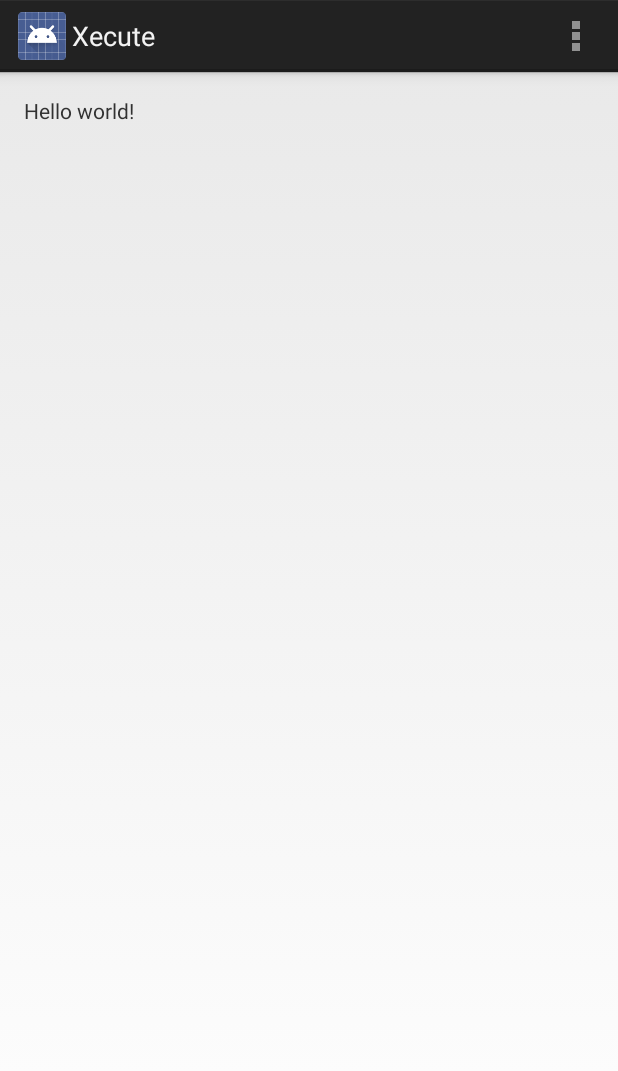
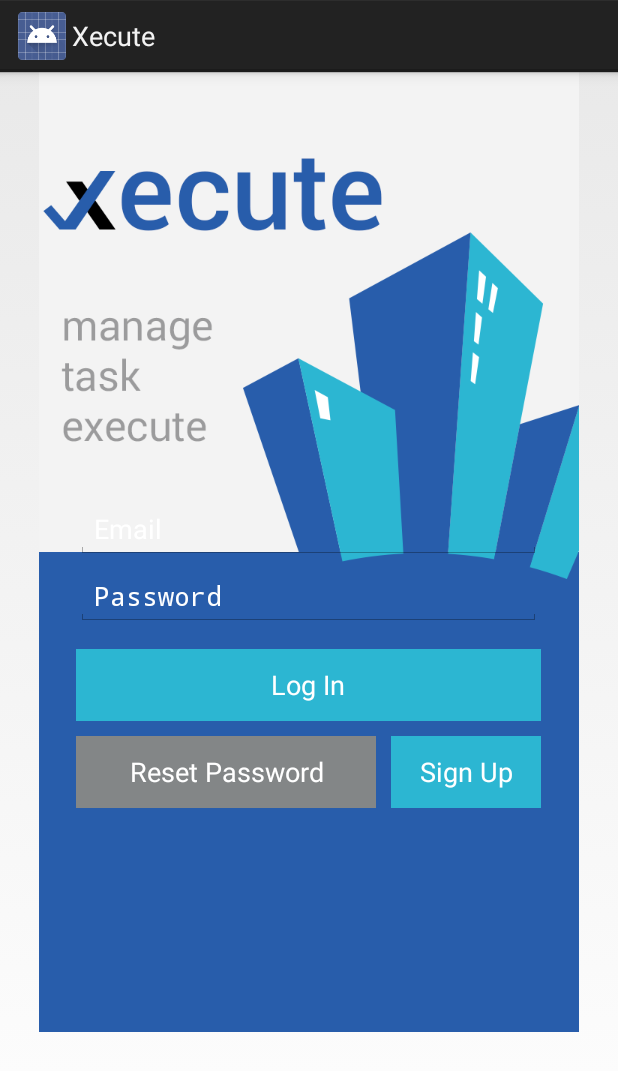
Before and after one commit to adburke/ADP2, an Android app: the screen it shows after launch (LoginActivity), on a phone screen of 412 x 824 dp. Shown: the top 1071 px of the screen. Run offline under Robolectric (Android 15) with nearby library versions, the phone set to English and light mode, and no system bars.

Commit message:
Work on login ui and fragments

```diff
--- a/xecute/app/build.gradle
+++ b/xecute/app/build.gradle
@@ -19,4 +19,5 @@ android {
 }
 
 dependencies {
+    compile "com.android.support:support-v4:18.0.+"
 }
--- a/xecute/app/src/main/AndroidManifest.xml
+++ b/xecute/app/src/main/AndroidManifest.xml
@@ -9,7 +9,9 @@
         android:theme="@style/AppTheme" >
         <activity
             android:name="com.xecute.app.LoginActivity"
-            android:label="@string/app_name" >
+            android:label="@string/app_name"
+            android:configChanges="orientation|keyboardHidden|keyboard|screenSize|locale"
+            android:screenOrientation="portrait">
             <intent-filter>
                 <action android:name="android.intent.action.MAIN" />
 
--- a/xecute/app/src/main/java/com/xecute/app/LoginActivity.java
+++ b/xecute/app/src/main/java/com/xecute/app/LoginActivity.java
@@ -1,65 +1,53 @@
 package com.xecute.app;
 
-import android.app.Activity;
-import android.app.ActionBar;
-import android.app.Fragment;
 import android.os.Bundle;
-import android.view.LayoutInflater;
-import android.view.Menu;
-import android.view.MenuItem;
+import android.support.v4.app.FragmentActivity;
+import android.util.Log;
 import android.view.View;
-import android.view.ViewGroup;
-import android.os.Build;
 
-public class LoginActivity extends Activity {
+
+public class LoginActivity extends FragmentActivity implements LoginFragment.LoginFragmentListener {
+    final private String LOGIN = "LOGIN ACTIVITY";
+
 
     @Override
     protected void onCreate(Bundle savedInstanceState) {
         super.onCreate(savedInstanceState);
         setContentView(R.layout.activity_login);
 
-        if (savedInstanceState == null) {
-            getFragmentManager().beginTransaction()
-                    .add(R.id.container, new PlaceholderFragment())
-                    .commit();
-        }
+
+
+        LoginFragment loginFragment = new LoginFragment();
+
+        getSupportFragmentManager().beginTransaction()
+                .add(R.id.fragment_container, loginFragment).commit();
     }
 
 
     @Override
-    public boolean onCreateOptionsMenu(Menu menu) {
+    public void onButtonSelected(View v) {
+        switch (v.getId()) {
+            case R.id.loginBtn:
+                Log.i(LOGIN, "Login Btn pressed!");
+                break;
+            case R.id.signupBtn:
+                Log.i(LOGIN, "SignUp Btn pressed!");
 
-        // Inflate the menu; this adds items to the action bar if it is present.
-        getMenuInflater().inflate(R.menu.login, menu);
-        return true;
-    }
+                SignupFragment signupFragment = new SignupFragment();
+                getSupportFragmentManager().beginTransaction()
+                        .replace(R.id.fragment_container, signupFragment)
+                        .addToBackStack(null).commit();
 
-    @Override
-    public boolean onOptionsItemSelected(MenuItem item) {
-        // Handle action bar item clicks here. The action bar will
-        // automatically handle clicks on the Home/Up button, so long
-        // as you specify a parent activity in AndroidManifest.xml.
-        int id = item.getItemId();
-        if (id == R.id.action_settings) {
-            return true;
-        }
-        return super.onOptionsItemSelected(item);
-    }
+                break;
+            case R.id.resetBtn:
+                Log.i(LOGIN, "Reset Btn pressed!");
 
-    /**
-     * A placeholder fragment containing a simple view.
-     */
-    public static class PlaceholderFragment extends Fragment {
+                ResetFragment resetFragment = new ResetFragment();
+                getSupportFragmentManager().beginTransaction()
+                        .replace(R.id.fragment_container, resetFragment)
+                        .addToBackStack(null).commit();
 
-        public PlaceholderFragment() {
-        }
-
-        @Override
-        public View onCreateView(LayoutInflater inflater, ViewGroup container,
-                Bundle savedInstanceState) {
-            View rootView = inflater.inflate(R.layout.fragment_login, container, false);
-            return rootView;
+                break;
         }
     }
-
 }
--- /dev/null
+++ b/xecute/app/src/main/java/com/xecute/app/LoginFragment.java
@@ -0,0 +1,84 @@
+/*
+ * Project:		Xecute
+ *
+ * Package:		app
+ *
+ * Author:		aaronburke
+ *
+ * Date:		 	2 11, 2014
+ */
+
+package com.xecute.app;
+
+import android.app.Activity;
+import android.os.Bundle;
+import android.support.v4.app.Fragment;
+import android.util.Log;
+import android.view.LayoutInflater;
+import android.view.View;
+import android.view.ViewGroup;
+import android.widget.Button;
+import android.widget.LinearLayout;
+
+/**
+ * Created by aaronburke on 2/11/14.
+ */
+public class LoginFragment extends Fragment implements View.OnClickListener {
+    final private String LOGIN = "LOGIN ACTIVITY";
+    LoginFragmentListener mCallback;
+
+    public interface LoginFragmentListener {
+        public void onButtonSelected(View v);
+    }
+
+    @Override
+    public View onCreateView(LayoutInflater inflater, ViewGroup container, Bundle savedInstanceState) {
+        super.onCreateView(inflater, container, savedInstanceState);
+
+        LinearLayout loginView = (LinearLayout) inflater.inflate(R.layout.login, container, false);
+
+        Button loginBtn = (Button) loginView.findViewById(R.id.loginBtn);
+        loginBtn.setOnClickListener(this);
+        Button resetBtn = (Button) loginView.findViewById(R.id.resetBtn);
+        resetBtn.setOnClickListener(this);
+        Button signupBtn = (Button) loginView.findViewById(R.id.signupBtn);
+        signupBtn.setOnClickListener(this);
+
+
+        return loginView;
+    }
+
+    @Override
+    public void onAttach(Activity activity) {
+        super.onAttach(activity);
+
+        // This makes sure that the container activity has implemented
+        // the callback interface. If not, it throws an exception
+        try {
+            mCallback = (LoginFragmentListener) activity;
+        } catch (ClassCastException e) {
+            throw new ClassCastException(activity.toString()
+                    + " must implement OnHeadlineSelectedListener");
+        }
+    }
+
+    @Override
+    public void onClick(View v) {
+//        switch (v.getId()) {
+//            case R.id.loginBtn:
+//                Log.i(LOGIN, "Login Btn pressed!");
+//                break;
+//            case R.id.signupBtn:
+//                Log.i(LOGIN, "SignUp Btn pressed!");
+                mCallback.onButtonSelected(v);
+//                SignupFragment fragment = new SignupFragment();
+//                getFragmentManager().beginTransaction().replace(R.id.fragment_container, fragment);
+//                break;
+//            case R.id.resetBtn:
+//                Log.i(LOGIN, "Reset Btn pressed!");
+//                break;
+//        }
+
+    }
+
+}
--- a/xecute/app/src/main/res/layout/activity_login.xml
+++ b/xecute/app/src/main/res/layout/activity_login.xml
@@ -4,4 +4,18 @@
     android:layout_width="match_parent"
     android:layout_height="match_parent"
     tools:context="com.xecute.app.LoginActivity"
-    tools:ignore="MergeRootFrame" />
+    tools:ignore="MergeRootFrame" >
+
+    <ImageView
+        android:layout_width="wrap_content"
+        android:layout_height="wrap_content"
+        android:layout_gravity="center_horizontal"
+        android:background="@drawable/xecute_bg"/>
+
+    <FrameLayout
+        android:layout_width="wrap_content"
+        android:id="@+id/fragment_container"
+        android:layout_height="wrap_content"
+        android:layout_gravity="center_horizontal"/>
+
+    </FrameLayout>
--- /dev/null
+++ b/xecute/app/src/main/res/layout/login.xml
@@ -0,0 +1,83 @@
+<?xml version="1.0" encoding="utf-8"?>
+
+<!--
+  ~ Project:		Xecute
+  ~
+  ~ Package:		app
+  ~
+  ~ Author:		aaronburke
+  ~
+  ~ Date:		 	2 11, 2014
+  -->
+
+<LinearLayout
+    xmlns:android="http://schemas.android.com/apk/res/android"
+    xmlns:tools="http://schemas.android.com/tools"
+    android:id="@+id/loginLayout"
+    android:layout_width="wrap_content"
+    android:layout_height="wrap_content"
+    android:orientation="vertical"
+    android:layout_marginTop="285dp"
+    android:layout_gravity="center_horizontal"
+    tools:context="com.xecute.app.LoginFragment">
+
+    <EditText
+        android:id="@+id/user_email"
+        android:inputType="textEmailAddress"
+        android:layout_width="match_parent"
+        android:layout_height="wrap_content"
+        android:layout_marginBottom="5dp"
+        android:textColorHint="#ffffff"
+        android:maxLines="1"
+        android:hint="Email"/>
+
+    <EditText
+        android:id="@+id/user_password"
+        android:inputType="textPassword"
+        android:layout_width="match_parent"
+        android:layout_height="wrap_content"
+        android:textColorHint="#ffffff"
+        android:maxLines="1"
+        android:hint="Password"/>
+
+    <Button
+        android:id="@+id/loginBtn"
+        android:layout_width="wrap_content"
+        android:layout_height="wrap_content"
+        android:width="310dp"
+        android:layout_gravity="center_horizontal"
+        android:layout_marginTop="15dp"
+        android:textColor="#ffffff"
+        android:background="#2cb6d2"
+        android:text="Log In"/>
+
+    <LinearLayout
+        android:layout_width="match_parent"
+        android:layout_height="wrap_content"
+        android:layout_marginTop="10dp"
+        android:layout_gravity="center_horizontal">
+
+        <Button
+            android:id="@+id/resetBtn"
+            android:layout_width="wrap_content"
+            android:layout_height="wrap_content"
+            android:layout_gravity="center_horizontal"
+            android:background="#838687"
+            android:layout_marginRight="10dp"
+            android:layout_weight="2"
+            android:textColor="#ffffff"
+            android:text="Reset Password"/>
+
+        <Button
+            android:id="@+id/signupBtn"
+            android:layout_width="wrap_content"
+            android:layout_height="wrap_content"
+            android:layout_gravity="center_horizontal"
+            android:background="#2cb6d2"
+            android:textColor="#ffffff"
+            android:layout_weight="1"
+            android:text="Sign Up"/>
+
+    </LinearLayout>
+
+</LinearLayout>
```
Also changed, not shown: xecute/app/src/main/java/com/xecute/app/ResetFragment.java (added, +34 -0 lines), xecute/app/src/main/java/com/xecute/app/SignupFragment.java (added, +43 -0 lines), xecute/app/src/main/res/layout/reset_password.xml (added, +41 -0 lines), xecute/app/src/main/res/layout/sign_up.xml (added, +58 -0 lines), xecute/app/src/main/res/drawable-xhdpi/xecute_bg.png (added).
